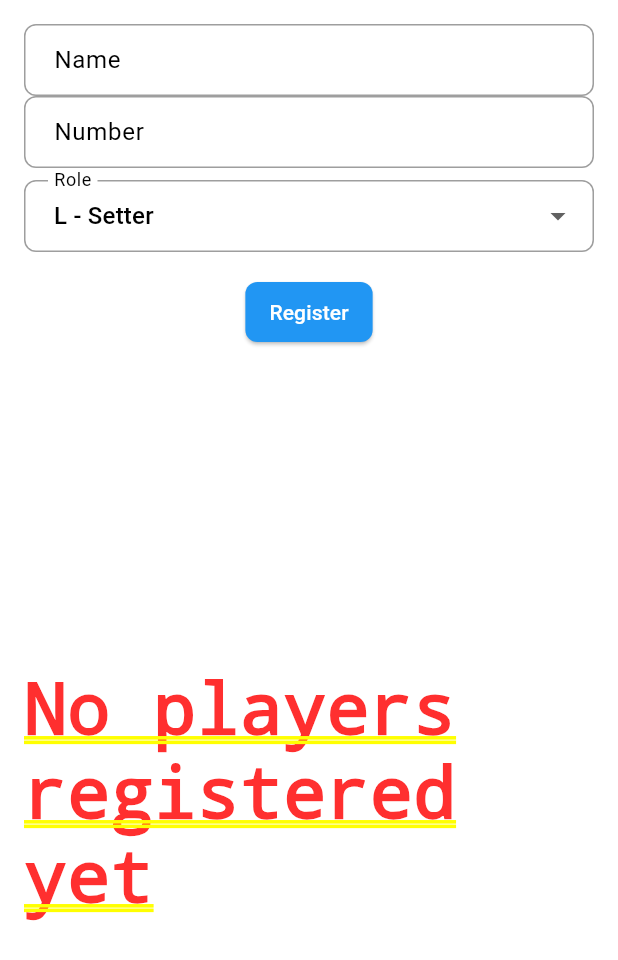
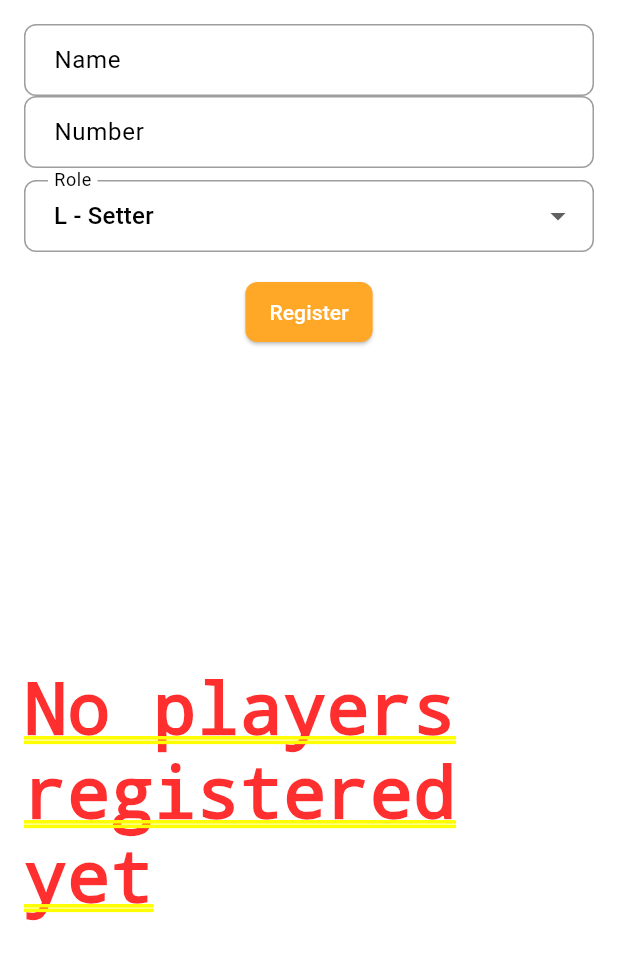
Before and after one commit to Mrprey/Management-vball, a Flutter app: the screen it shows after launch, on a phone screen of 412 x 824 dp. Shown: the top 960 px of the screen. Run offline on Flutter 3.47's test engine with Material 3 defaults, Android fonts, the phone set to English and light mode, and no system bars; our stand-ins replace equatable, get_it.

Commit message:
change app color

```diff
--- a/lib/core/constants/colors.dart
+++ b/lib/core/constants/colors.dart
@@ -3,16 +3,17 @@ import 'package:flutter/material.dart';
 class AppColors {
   // Esta classe contém todas as cores do aplicativo
   // Light theme
-  static const Color primary = Colors.blue;
+  static const Color primary = Color(0xFFFFA726); // Laranja principal
+  static const Color primaryLight = Color(0xFFFFCC80); // Laranja claro
   static const Color secondary = Colors.green;
-  static const Color background = Colors.white;
+  static const Color background = Colors.white; // Fundo branco
   static const Color surface = Colors.white;
-  static const Color error = Colors.red;
-  static const Color text = Colors.black;
+  static const Color error = Colors.red; // Erro
+  static const Color text = Colors.black; // Texto preto
   static const Color border = Colors.grey;
 
   // Dark theme
-  static const Color primaryDark = Color(0xFF1565C0);
+  static const Color primaryDark = Color(0xFFF57C00); // Laranja escuro
   static const Color secondaryDark = Color(0xFF2E7D32);
   static const Color backgroundDark = Color(0xFF121212);
   static const Color surfaceDark = Color(0xFF1E1E1E);
```
